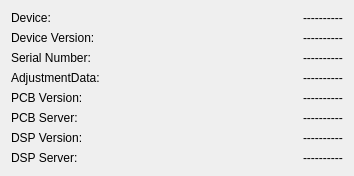
This is wm-common/gui/versionviewbase.ui in ZeraGmbH/wm-project as Qt 5 draws it before an edit. The edited form follows.
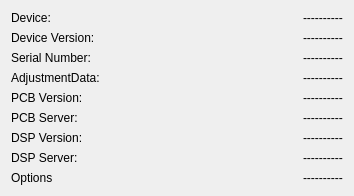
This is the edited form.

What changed in the file:
```diff
--- a/wm-common/gui/versionviewbase.ui
+++ b/wm-common/gui/versionviewbase.ui
@@ -105,6 +105,13 @@
        </property>
       </widget>
      </item>
+     <item>
+      <widget class="QLabel" name="OptionsLabel">
+       <property name="text">
+        <string>Options</string>
+       </property>
+      </widget>
+     </item>
     </layout>
    </item>
    <item>
@@ -178,6 +185,13 @@
        </property>
       </widget>
      </item>
+     <item>
+      <widget class="QLabel" name="Opions">
+       <property name="text">
+        <string>----------</string>
+       </property>
+      </widget>
+     </item>
     </layout>
    </item>
   </layout>
```
